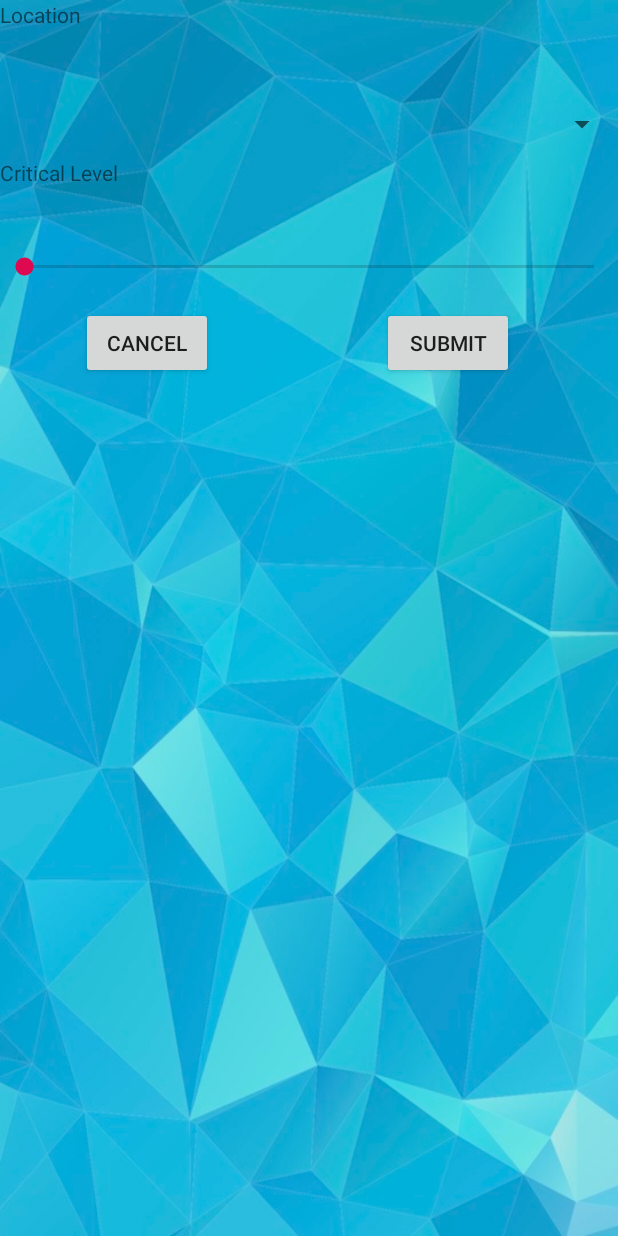
After one commit to goh31/WaterShed, an Android app: the AddReportActivity screen opened directly, with no data from a screen before it, on a phone screen of 412 x 824 dp. The commit adds this screen. Run offline under Robolectric (Android 15) with nearby library versions, the phone set to English and light mode, and no system bars; our stand-ins replace Firebase (no records; nobody signed in at launch, a user with empty details on screens opened directly); 1 statement that could not run was skipped.

Commit message:
Still on progress with add report

```diff
--- a/app/build.gradle
+++ b/app/build.gradle
@@ -5,7 +5,7 @@ android {
     buildToolsVersion "25.0.2"
     defaultConfig {
         applicationId "com.example.haidangdam.watershed"
-        minSdkVersion 15
+        minSdkVersion 16
         targetSdkVersion 22
         versionCode 1
         versionName "1.0"
--- /dev/null
+++ b/app/src/main/java/com/example/haidangdam/watershed/controller/AddReportActivity.java
@@ -0,0 +1,83 @@
+package com.example.haidangdam.watershed.controller;
+
+import android.content.Intent;
+import android.os.Bundle;
+import android.support.v7.app.AppCompatActivity;
+import android.util.Log;
+import android.view.View;
+import android.widget.ArrayAdapter;
+import android.widget.Button;
+import android.widget.EditText;
+import android.widget.SeekBar;
+import android.widget.Spinner;
+
+import com.example.haidangdam.watershed.R;
+import com.google.firebase.database.DatabaseReference;
+
+import java.util.ArrayList;
+
+/**
+ * Created by haidangdam on 3/3/17.
+ */
+
+public class AddReportActivity extends AppCompatActivity {
+    EditText dayReport;
+    SeekBar criticalLevelReport;
+    Spinner locationAvailable;
+    DatabaseReference databaseReference;
+    Button submitButton;
+    Button cancelButton;
+    ArrayList<String> arrSpinner;
+    int i = 0;
+
+    @Override
+    public void onCreate(Bundle savedInstanceState) {
+        Log.d("Watershed app", "Add report activity");
+        super.onCreate(savedInstanceState);
+        setContentView(R.layout.add_activity_layout);
+        if (getIntent().getExtras() != null) {
+            Log.d("Watershed app", "get intent and get extras is not null");
+            arrSpinner = getIntent().getExtras().getStringArrayList("stringArray");
+        }
+        locationAvailable = (Spinner) findViewById(R.id.location_spinner_report);
+        setArrayAdapter();
+        criticalLevelReport = (SeekBar) findViewById(R.id.critical_level_seek_bar);
+        submitButton = (Button) findViewById(R.id.submit_report_button);
+        cancelButton = (Button) findViewById(R.id.cancel_report_button);
+        cancelButton.setOnClickListener(new View.OnClickListener() {
+            @Override
+            public void onClick(View v) {
+                goBackToMainActivity();
+            }
+        });
+        submitButton.setOnClickListener(new View.OnClickListener() {
+            @Override
+            public void onClick(View v) {
+                submitWaterReport();
+            }
+        });
+    }
+
+    private void submitWaterReport() {
+        addWaterReportToFirebase();
+        goBackToMainActivity();
+    }
+
+
+    private void setArrayAdapter() {
+        ArrayAdapter<String> arr = new ArrayAdapter<>(this, android.R.layout.simple_spinner_item, arrSpinner);
+        arr.setDropDownViewResource(android.R.layout.simple_spinner_dropdown_item);
+        locationAvailable.setAdapter(arr);
+    }
+
+    private void addWaterReportToFirebase() {
+
+    }
+
+    private void goBackToMainActivity() {
+        startActivity(new Intent(this, MainActivity.class).
+                addFlags(Intent.FLAG_ACTIVITY_CLEAR_TOP));
+        finish();
+    }
+
+}
--- a/app/src/main/java/com/example/haidangdam/watershed/controller/NextActivity.java
+++ b/app/src/main/java/com/example/haidangdam/watershed/controller/NextActivity.java
@@ -87,6 +87,9 @@ public class NextActivity extends Activity {
         startActivity(intent);
     }
 
+    /**
+     *
+     */
     private void goToMainActivity() {
         Intent intent = new Intent(this, MainActivity.class);
         startActivity(intent);
--- a/app/src/main/res/layout/activity_registration.xml
+++ b/app/src/main/res/layout/activity_registration.xml
@@ -6,6 +6,7 @@
     xmlns:tools="http://schemas.android.com/tools"
     android:layout_width="match_parent"
     android:layout_height="match_parent"
+    android:background="@drawable/bluebg"
     android:paddingBottom="@dimen/activity_vertical_margin"
     android:paddingLeft="@dimen/activity_horizontal_margin"
     android:paddingRight="@dimen/activity_horizontal_margin"
--- /dev/null
+++ b/app/src/main/res/layout/add_activity_layout.xml
@@ -0,0 +1,65 @@
+<?xml version="1.0" encoding="utf-8"?>
+<LinearLayout xmlns:android="http://schemas.android.com/apk/res/android"
+    android:orientation="vertical" android:layout_width="match_parent"
+    android:layout_height="match_parent"
+    android:background="@drawable/bluebg"
+    android:weightSum="1">
+
+    <TextView
+        android:text="Location"
+        android:layout_width="match_parent"
+        android:layout_height="wrap_content"
+        android:id="@+id/location_textView"
+        android:layout_weight="0.06" />
+
+    <Spinner
+        android:layout_width="match_parent"
+        android:layout_height="wrap_content"
+        android:id="@+id/location_spinner_report"
+        android:layout_weight="0.03" />
+
+    <TextView
+        android:text="Critical Level"
+        android:layout_width="match_parent"
+        android:layout_height="wrap_content"
+        android:id="@+id/critical_level_text_view"
+        android:layout_weight="0.04" />
+
+    <SeekBar
+        android:layout_width="match_parent"
+        android:layout_height="wrap_content"
+        android:id="@+id/critical_level_seek_bar"
+        android:layout_weight="0.05"
+        android:progressTint="@color/red"
+        android:thumbTint="@color/red"/>
+
+    <RelativeLayout
+        android:layout_width="match_parent"
+        android:layout_height = "wrap_content">
+
+        <Button
+            android:text="Cancel"
+            android:layout_width="wrap_content"
+            android:layout_height="wrap_content"
+            android:id="@+id/cancel_report_button"
+            android:layout_marginLeft="54dp"
+            android:layout_marginStart="54dp"
+            android:layout_alignParentTop="true"
+            android:layout_alignParentLeft="true"
+            android:layout_alignParentStart="true" />
+
+        <Button
+            android:text="Submit"
+            android:layout_width="wrap_content"
+            android:layout_height="wrap_content"
+            android:id="@+id/submit_report_button"
+            android:layout_marginRight="69dp"
+            android:layout_marginEnd="69dp"
+            android:layout_alignParentTop="true"
+            android:layout_alignParentRight="true"
+            android:layout_alignParentEnd="true" />
+
+    </RelativeLayout>
+
+
+</LinearLayout>
--- a/app/src/main/res/layout/recycler_list_view_admin_location_layout.xml
+++ b/app/src/main/res/layout/recycler_list_view_admin_location_layout.xml
@@ -1,7 +1,8 @@
 <?xml version="1.0" encoding="utf-8"?>
 <LinearLayout xmlns:android="http://schemas.android.com/apk/res/android"
     android:orientation="vertical" android:layout_width="match_parent"
-    android:layout_height="match_parent">
+    android:layout_height="match_parent"
+    android:background="@drawable/bluebg">
 <android.support.v7.widget.RecyclerView android:id="@id/android:list"
     android:layout_width="match_parent"
     android:layout_height="match_parent"
--- a/app/src/main/res/values/colors.xml
+++ b/app/src/main/res/values/colors.xml
@@ -2,5 +2,6 @@
 <resources>
     <color name="colorPrimary">#3F51B5</color>
     <color name="colorPrimaryDark">#303F9F</color>
-    <color name="colorAccent">#FF4081</color>
+    <color name="colorAccent">#de0951</color>
+    <color name="red">#FFDE0951</color>
 </resources>
--- a/app/src/main/res/values/strings.xml
+++ b/app/src/main/res/values/strings.xml
@@ -22,5 +22,6 @@
     <string name="facebook_app_id">1250463921708585</string>
     <string name="google_maps_key">AIzaSyAVRF4t17_ZbED1qQx8rwx4btCGolV-eIU</string>
     <string name="map_fragment_tag">MapFragmentTag</string>
+    <string name="action_bar">Add report</string>
 
 </resources>
```
Also changed, not shown: app/src/main/AndroidManifest.xml (+7 -3 lines), app/src/main/java/com/example/haidangdam/watershed/controller/MainActivity.java (+57 -2 lines), app/src/main/java/com/example/haidangdam/watershed/controller/fragment_list/ListViewFragmentAdmin.java (+36 -4 lines), app/src/main/java/com/example/haidangdam/watershed/controller/fragment_list/MapFragmentWatershed.java (+9 -4 lines), app/src/main/res/menu/action_bar.xml (+9 -1 lines).
